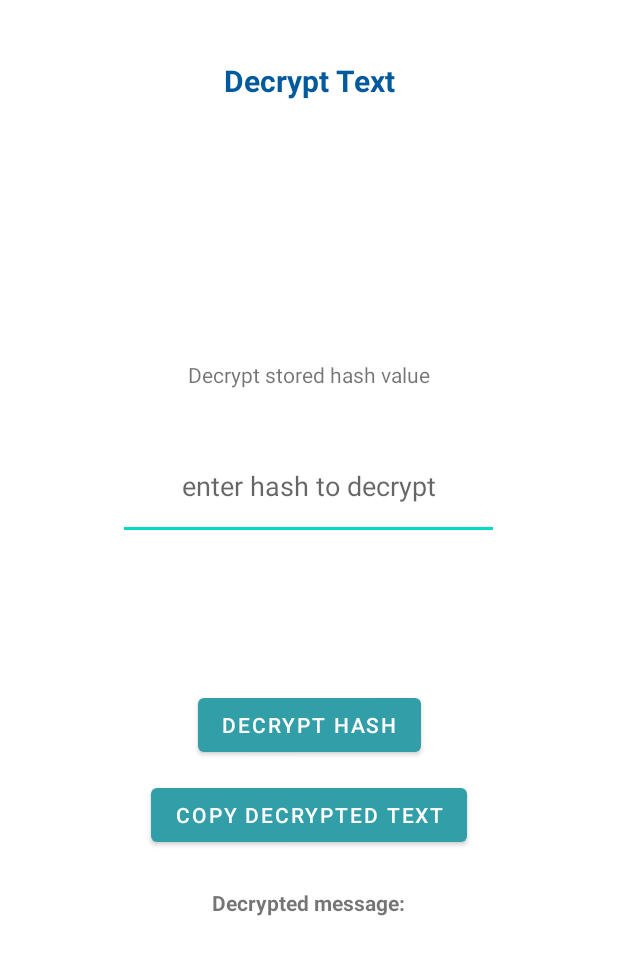
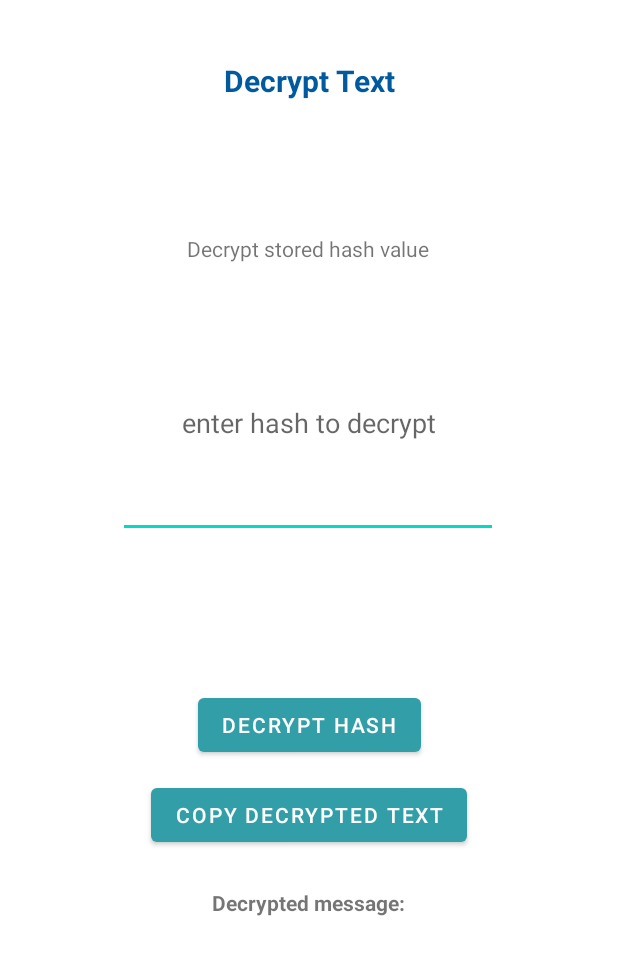
Before and after one commit to panosbabo/HashCryptic, an Android app: the DecryptText screen opened directly, with no data from a screen before it, on a phone screen of 412 x 824 dp. Shown: the top 955 px of the screen. Run offline under Robolectric (Android 15) with nearby library versions, the phone set to English and light mode, and no system bars; our stand-ins replace Room's generated code.

Commit message:
Implemented Decryption Feature fetched from Hash Database

```diff
--- a/app/src/main/java/com/example/hashcryptic/StoredValuesAdapter.java
+++ b/app/src/main/java/com/example/hashcryptic/StoredValuesAdapter.java
@@ -103,7 +103,7 @@ class HashLT extends RecyclerView.ViewHolder{
         });
     }
 
-    // Function to run Dao DELETE command for the specific item selected from the wishlist
+    // Function to run Dao DELETE command for the specific item selected from the hash list
     public void removeItemList(int position) {
         // Calling Database
         HashDatabase db = HashDatabase.getDbInstance(this.context);
--- a/app/src/main/res/layout/activity_decrypt_text.xml
+++ b/app/src/main/res/layout/activity_decrypt_text.xml
@@ -38,8 +38,8 @@
 
     <com.google.android.material.textfield.TextInputEditText
         android:id="@+id/decrypt_editText"
-        android:layout_width="254dp"
-        android:layout_height="71dp"
+        android:layout_width="253dp"
+        android:layout_height="153dp"
         android:hint="enter hash to decrypt"
         android:textAlignment="center"
         app:layout_constraintBottom_toTopOf="@+id/buttonDecrypt"
@@ -73,12 +73,12 @@
         android:id="@+id/decryptOption"
         android:layout_width="wrap_content"
         android:layout_height="wrap_content"
-        android:layout_marginTop="200dp"
+        android:layout_marginTop="116dp"
         android:text="Decrypt stored hash value"
         app:layout_constraintEnd_toEndOf="parent"
+        app:layout_constraintHorizontal_bias="0.497"
         app:layout_constraintStart_toStartOf="parent"
-        app:layout_constraintTop_toTopOf="@+id/decryptTitle"
-        app:layout_constraintVertical_bias="0.79" />
+        app:layout_constraintTop_toTopOf="@+id/decryptTitle" />
 
     <TextView
         android:id="@+id/decr_msg_title"
--- a/app/src/main/res/layout/fragment_mystoredhashvalues.xml
+++ b/app/src/main/res/layout/fragment_mystoredhashvalues.xml
@@ -18,7 +18,7 @@
 
     <TextView
         android:id="@+id/hashlist_titleview"
-        android:layout_width="89dp"
+        android:layout_width="160dp"
         android:layout_height="22dp"
         android:text="My Stored Hash Values"
         android:textSize="15sp"
```
Also changed, not shown: app/src/main/java/com/example/hashcryptic/DecryptText.java (+22 -12 lines), app/src/main/java/com/example/hashcryptic/MyStoredHashValues.java (+4 -4 lines), app/src/main/java/com/example/hashcryptic/hashtypes/dec_Hash.java (deleted, +0 -24 lines).
